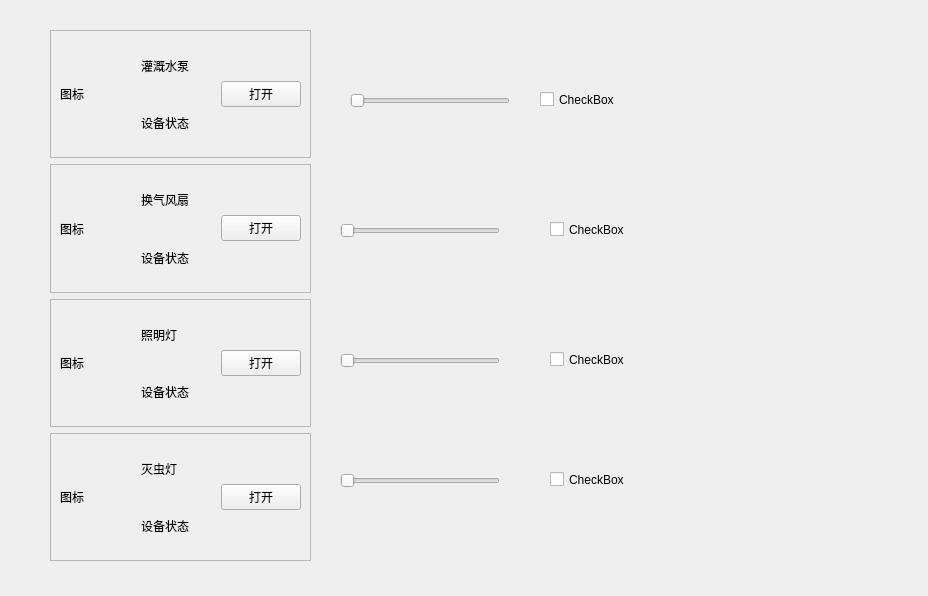
The window that vg_sys/ui/page_dev.ui (Little-Red-Cap/PySide_QT6) describes before a commit, drawn with Qt 5.
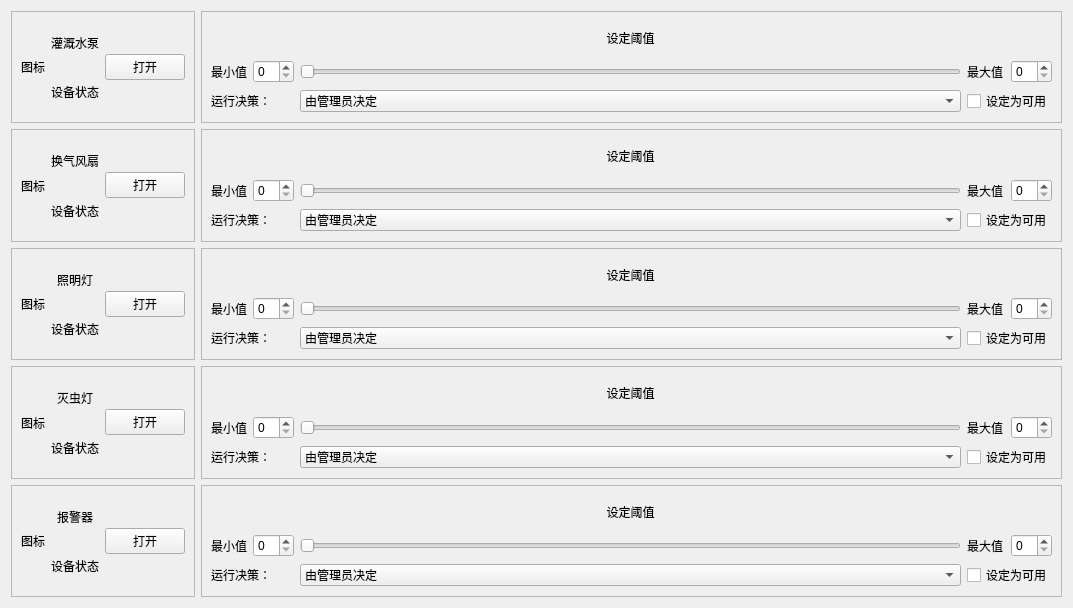
The same window after the commit. Custom widgets are drawn as their Qt base class.

Commit message: 补充一个阈值的样子页面

Patch:
```diff
--- a/vg_sys/ui/page_dev.ui
+++ b/vg_sys/ui/page_dev.ui
@@ -6,25 +6,18 @@
    <rect>
     <x>0</x>
     <y>0</y>
-    <width>928</width>
-    <height>596</height>
+    <width>1073</width>
+    <height>608</height>
    </rect>
   </property>
   <property name="windowTitle">
    <string>Form</string>
   </property>
-  <widget class="QWidget" name="widget" native="true">
-   <property name="geometry">
-    <rect>
-     <x>50</x>
-     <y>30</y>
-     <width>261</width>
-     <height>531</height>
-    </rect>
-   </property>
-   <layout class="QVBoxLayout" name="verticalLayout_2">
+  <layout class="QVBoxLayout" name="verticalLayout">
     <item>
-     <widget class="QFrame" name="frame_16">
+    <layout class="QHBoxLayout" name="horizontalLayout">
+     <item>
+      <widget class="QFrame" name="frame_waterPump">
       <property name="frameShape">
        <enum>QFrame::StyledPanel</enum>
       </property>
@@ -44,6 +37,9 @@
          <property name="text">
           <string>设备状态</string>
          </property>
+          <property name="alignment">
+           <set>Qt::AlignCenter</set>
+          </property>
         </widget>
        </item>
        <item row="0" column="1">
@@ -51,6 +47,9 @@
          <property name="text">
           <string>灌溉水泵</string>
          </property>
+          <property name="alignment">
+           <set>Qt::AlignCenter</set>
+          </property>
         </widget>
        </item>
        <item row="0" column="0" rowspan="2">
@@ -64,7 +63,116 @@
      </widget>
     </item>
     <item>
-     <widget class="QFrame" name="frame_15">
+      <widget class="QFrame" name="frame">
+       <property name="frameShape">
+        <enum>QFrame::StyledPanel</enum>
+       </property>
+       <property name="frameShadow">
+        <enum>QFrame::Raised</enum>
+       </property>
+       <layout class="QGridLayout" name="gridLayout">
+        <item row="1" column="1">
+         <widget class="QSpinBox" name="spinBox_min_waterPump"/>
+        </item>
+        <item row="2" column="3" colspan="2">
+         <widget class="QCheckBox" name="checkBox">
+          <property name="text">
+           <string>设定为可用</string>
+          </property>
+         </widget>
+        </item>
+        <item row="2" column="2">
+         <widget class="QComboBox" name="comboBox_waterPump">
+          <item>
+           <property name="text">
+            <string>由管理员决定</string>
+           </property>
+          </item>
+          <item>
+           <property name="text">
+            <string>由空气温度决定</string>
+           </property>
+          </item>
+          <item>
+           <property name="text">
+            <string>由空气湿度决定</string>
+           </property>
+          </item>
+          <item>
+           <property name="text">
+            <string>由土壤温度决定</string>
+           </property>
+          </item>
+          <item>
+           <property name="text">
+            <string>由土壤湿度决定</string>
+           </property>
+          </item>
+          <item>
+           <property name="text">
+            <string>由光照强度决定</string>
+           </property>
+          </item>
+          <item>
+           <property name="text">
+            <string>由图像识别决定</string>
+           </property>
+          </item>
+         </widget>
+        </item>
+        <item row="2" column="0" colspan="2">
+         <widget class="QLabel" name="label_6">
+          <property name="text">
+           <string>运行决策：</string>
+          </property>
+         </widget>
+        </item>
+        <item row="1" column="2">
+         <widget class="QSlider" name="horizontalSlider_waterPump">
+          <property name="orientation">
+           <enum>Qt::Horizontal</enum>
+          </property>
+         </widget>
+        </item>
+        <item row="1" column="4">
+         <widget class="QSpinBox" name="spinBox_max_waterPump"/>
+        </item>
+        <item row="0" column="2">
+         <widget class="QLabel" name="label">
+          <property name="layoutDirection">
+           <enum>Qt::LeftToRight</enum>
+          </property>
+          <property name="text">
+           <string>设定阈值</string>
+          </property>
+          <property name="alignment">
+           <set>Qt::AlignCenter</set>
+          </property>
+         </widget>
+        </item>
+        <item row="1" column="0">
+         <widget class="QLabel" name="label_7">
+          <property name="text">
+           <string>最小值</string>
+          </property>
+         </widget>
+        </item>
+        <item row="1" column="3">
+         <widget class="QLabel" name="label_8">
+          <property name="text">
+           <string>最大值</string>
+          </property>
+         </widget>
+        </item>
+       </layout>
+      </widget>
+     </item>
+    </layout>
+   </item>
+   <item>
+    <layout class="QHBoxLayout" name="horizontalLayout_2">
+     <item>
+      <widget class="QFrame" name="frame_fan">
       <property name="frameShape">
        <enum>QFrame::StyledPanel</enum>
       </property>
@@ -77,6 +185,9 @@
          <property name="text">
           <string>换气风扇</string>
          </property>
+          <property name="alignment">
+           <set>Qt::AlignCenter</set>
+          </property>
         </widget>
        </item>
        <item row="1" column="1">
@@ -84,6 +195,9 @@
          <property name="text">
           <string>设备状态</string>
          </property>
+          <property name="alignment">
+           <set>Qt::AlignCenter</set>
+          </property>
         </widget>
        </item>
        <item row="0" column="0" rowspan="2">
@@ -104,7 +218,116 @@
      </widget>
     </item>
     <item>
-     <widget class="QFrame" name="frame_14">
+      <widget class="QFrame" name="frame_2">
+       <property name="frameShape">
+        <enum>QFrame::StyledPanel</enum>
+       </property>
+       <property name="frameShadow">
+        <enum>QFrame::Raised</enum>
+       </property>
+       <layout class="QGridLayout" name="gridLayout_2">
+        <item row="1" column="1">
+         <widget class="QSpinBox" name="spinBox_min_fan"/>
+        </item>
+        <item row="2" column="3" colspan="2">
+         <widget class="QCheckBox" name="checkBox_2">
+          <property name="text">
+           <string>设定为可用</string>
+          </property>
+         </widget>
+        </item>
+        <item row="2" column="2">
+         <widget class="QComboBox" name="comboBox_fan">
+          <item>
+           <property name="text">
+            <string>由管理员决定</string>
+           </property>
+          </item>
+          <item>
+           <property name="text">
+            <string>由空气温度决定</string>
+           </property>
+          </item>
+          <item>
+           <property name="text">
+            <string>由空气湿度决定</string>
+           </property>
+          </item>
+          <item>
+           <property name="text">
+            <string>由土壤温度决定</string>
+           </property>
+          </item>
+          <item>
+           <property name="text">
+            <string>由土壤湿度决定</string>
+           </property>
+          </item>
+          <item>
+           <property name="text">
+            <string>由光照强度决定</string>
+           </property>
+          </item>
+          <item>
+           <property name="text">
+            <string>由图像识别决定</string>
+           </property>
+          </item>
+         </widget>
+        </item>
+        <item row="2" column="0" colspan="2">
+         <widget class="QLabel" name="label_9">
+          <property name="text">
+           <string>运行决策：</string>
+          </property>
+         </widget>
+        </item>
+        <item row="1" column="2">
+         <widget class="QSlider" name="horizontalSlider_fan">
+          <property name="orientation">
+           <enum>Qt::Horizontal</enum>
+          </property>
+         </widget>
+        </item>
+        <item row="1" column="4">
+         <widget class="QSpinBox" name="spinBox_max_fan"/>
+        </item>
+        <item row="0" column="2">
+         <widget class="QLabel" name="label_2">
+          <property name="layoutDirection">
+           <enum>Qt::LeftToRight</enum>
+          </property>
+          <property name="text">
+           <string>设定阈值</string>
+          </property>
+          <property name="alignment">
+           <set>Qt::AlignCenter</set>
+          </property>
+         </widget>
+        </item>
+        <item row="1" column="0">
+         <widget class="QLabel" name="label_10">
+          <property name="text">
+           <string>最小值</string>
+          </property>
+         </widget>
+        </item>
+        <item row="1" column="3">
+         <widget class="QLabel" name="label_11">
+          <property name="text">
+           <string>最大值</string>
+          </property>
+         </widget>
+        </item>
+       </layout>
+      </widget>
+     </item>
+    </layout>
+   </item>
+   <item>
+    <layout class="QHBoxLayout" name="horizontalLayout_3">
+     <item>
+      <widget class="QFrame" name="frame_light">
       <property name="frameShape">
        <enum>QFrame::StyledPanel</enum>
       </property>
@@ -117,6 +340,9 @@
          <property name="text">
           <string>照明灯</string>
          </property>
+          <property name="alignment">
+           <set>Qt::AlignCenter</set>
+          </property>
         </widget>
        </item>
        <item row="1" column="1">
@@ -124,6 +350,9 @@
          <property name="text">
           <string>设备状态</string>
          </property>
+          <property name="alignment">
+           <set>Qt::AlignCenter</set>
+          </property>
         </widget>
        </item>
        <item row="0" column="0" rowspan="2">
@@ -144,7 +373,116 @@
      </widget>
     </item>
     <item>
-     <widget class="QFrame" name="frame_17">
+      <widget class="QFrame" name="frame_3">
+       <property name="frameShape">
+        <enum>QFrame::StyledPanel</enum>
+       </property>
+       <property name="frameShadow">
+        <enum>QFrame::Raised</enum>
+       </property>
+       <layout class="QGridLayout" name="gridLayout_3">
+        <item row="1" column="1">
+         <widget class="QSpinBox" name="spinBox_min_light"/>
+        </item>
+        <item row="2" column="3" colspan="2">
+         <widget class="QCheckBox" name="checkBox_3">
+          <property name="text">
+           <string>设定为可用</string>
+          </property>
+         </widget>
+        </item>
+        <item row="2" column="2">
+         <widget class="QComboBox" name="comboBox_light">
+          <item>
+           <property name="text">
+            <string>由管理员决定</string>
+           </property>
+          </item>
+          <item>
+           <property name="text">
+            <string>由空气温度决定</string>
+           </property>
+          </item>
+          <item>
+           <property name="text">
+            <string>由空气湿度决定</string>
+           </property>
+          </item>
+          <item>
+           <property name="text">
+            <string>由土壤温度决定</string>
+           </property>
+          </item>
+          <item>
+           <property name="text">
+            <string>由土壤湿度决定</string>
+           </property>
+          </item>
+          <item>
+           <property name="text">
+            <string>由光照强度决定</string>
+           </property>
+          </item>
+          <item>
+           <property name="text">
+            <string>由图像识别决定</string>
+           </property>
+          </item>
+         </widget>
+        </item>
+        <item row="2" column="0" colspan="2">
+         <widget class="QLabel" name="label_12">
+          <property name="text">
+           <string>运行决策：</string>
+          </property>
+         </widget>
+        </item>
+        <item row="1" column="2">
+         <widget class="QSlider" name="horizontalSlider_light">
+          <property name="orientation">
+           <enum>Qt::Horizontal</enum>
+          </property>
+         </widget>
+        </item>
+        <item row="1" column="4">
+         <widget class="QSpinBox" name="spinBox_max_light"/>
+        </item>
+        <item row="0" column="2">
+         <widget class="QLabel" name="label_3">
+          <property name="layoutDirection">
+           <enum>Qt::LeftToRight</enum>
+          </property>
+          <property name="text">
+           <string>设定阈值</string>
+          </property>
+          <property name="alignment">
+           <set>Qt::AlignCenter</set>
+          </property>
+         </widget>
+        </item>
+        <item row="1" column="0">
+         <widget class="QLabel" name="label_13">
+          <property name="text">
+           <string>最小值</string>
+          </property>
+         </widget>
+        </item>
+        <item row="1" column="3">
+         <widget class="QLabel" name="label_14">
+          <property name="text">
+           <string>最大值</string>
+          </property>
+         </widget>
+        </item>
+       </layout>
+      </widget>
+     </item>
+    </layout>
+   </item>
+   <item>
+    <layout class="QHBoxLayout" name="horizontalLayout_4">
+     <item>
+      <widget class="QFrame" name="frame_InsectKillingLamp">
       <property name="frameShape">
        <enum>QFrame::StyledPanel</enum>
       </property>
@@ -157,6 +495,9 @@
          <property name="text">
           <string>灭虫灯</string>
          </property>
+          <property name="alignment">
+           <set>Qt::AlignCenter</set>
+          </property>
         </widget>
        </item>
        <item row="1" column="1">
@@ -164,6 +505,9 @@
          <property name="text">
           <string>设备状态</string>
          </property>
+          <property name="alignment">
+           <set>Qt::AlignCenter</set>
+          </property>
         </widget>
        </item>
        <item row="0" column="0" rowspan="2">
@@ -183,112 +527,269 @@
       </layout>
      </widget>
     </item>
-   </layout>
-  </widget>
-  <widget class="QSlider" name="horizontalSlider">
-   <property name="geometry">
-    <rect>
-     <x>350</x>
-     <y>90</y>
-     <width>160</width>
-     <height>22</height>
-    </rect>
-   </property>
-   <property name="orientation">
-    <enum>Qt::Horizontal</enum>
-   </property>
-  </widget>
-  <widget class="QSlider" name="horizontalSlider_2">
-   <property name="geometry">
-    <rect>
-     <x>340</x>
-     <y>220</y>
-     <width>160</width>
-     <height>22</height>
-    </rect>
-   </property>
-   <property name="orientation">
-    <enum>Qt::Horizontal</enum>
-   </property>
-  </widget>
-  <widget class="QSlider" name="horizontalSlider_3">
-   <property name="geometry">
-    <rect>
-     <x>340</x>
-     <y>350</y>
-     <width>160</width>
-     <height>22</height>
-    </rect>
-   </property>
-   <property name="orientation">
-    <enum>Qt::Horizontal</enum>
-   </property>
-  </widget>
-  <widget class="QCheckBox" name="checkBox">
-   <property name="geometry">
-    <rect>
-     <x>540</x>
-     <y>90</y>
-     <width>80</width>
-     <height>19</height>
-    </rect>
-   </property>
-   <property name="text">
-    <string>CheckBox</string>
-   </property>
-  </widget>
-  <widget class="QCheckBox" name="checkBox_2">
-   <property name="geometry">
-    <rect>
-     <x>550</x>
-     <y>220</y>
-     <width>80</width>
-     <height>19</height>
-    </rect>
-   </property>
-   <property name="text">
-    <string>CheckBox</string>
-   </property>
-  </widget>
-  <widget class="QCheckBox" name="checkBox_3">
-   <property name="geometry">
-    <rect>
-     <x>550</x>
-     <y>350</y>
-     <width>80</width>
-     <height>19</height>
-    </rect>
-   </property>
-   <property name="text">
-    <string>CheckBox</string>
-   </property>
-  </widget>
-  <widget class="QSlider" name="horizontalSlider_4">
-   <property name="geometry">
-    <rect>
-     <x>340</x>
-     <y>470</y>
-     <width>160</width>
-     <height>22</height>
-    </rect>
-   </property>
-   <property name="orientation">
-    <enum>Qt::Horizontal</enum>
-   </property>
-  </widget>
+     <item>
+      <widget class="QFrame" name="frame_4">
+       <property name="frameShape">
+        <enum>QFrame::StyledPanel</enum>
+       </property>
+       <property name="frameShadow">
+        <enum>QFrame::Raised</enum>
+       </property>
+       <layout class="QGridLayout" name="gridLayout_4">
+        <item row="1" column="1">
+         <widget class="QSpinBox" name="spinBox_min_InsectKillingLamp"/>
+        </item>
+        <item row="2" column="3" colspan="2">
   <widget class="QCheckBox" name="checkBox_4">
-   <property name="geometry">
-    <rect>
-     <x>550</x>
-     <y>470</y>
-     <width>80</width>
-     <height>19</height>
-    </rect>
-   </property>
+          <property name="text">
+           <string>设定为可用</string>
+          </property>
+         </widget>
+        </item>
+        <item row="2" column="2">
+         <widget class="QComboBox" name="comboBox_InsectKillingLamp">
+          <item>
    <property name="text">
-    <string>CheckBox</string>
-   </property>
-  </widget>
+            <string>由管理员决定</string>
+           </property>
+          </item>
+          <item>
+           <property name="text">
+            <string>由空气温度决定</string>
+           </property>
+          </item>
+          <item>
+           <property name="text">
+            <string>由空气湿度决定</string>
+           </property>
+          </item>
+          <item>
+           <property name="text">
+            <string>由土壤温度决定</string>
+           </property>
+          </item>
+          <item>
+           <property name="text">
+            <string>由土壤湿度决定</string>
+           </property>
+          </item>
+          <item>
+           <property name="text">
+            <string>由光照强度决定</string>
+           </property>
+          </item>
+          <item>
+           <property name="text">
+            <string>由图像识别决定</string>
+           </property>
+          </item>
+         </widget>
+        </item>
+        <item row="2" column="0" colspan="2">
+         <widget class="QLabel" name="label_15">
+          <property name="text">
+           <string>运行决策：</string>
+          </property>
+         </widget>
+        </item>
+        <item row="1" column="2">
+         <widget class="QSlider" name="horizontalSlider_InsectKillingLamp">
+          <property name="orientation">
+           <enum>Qt::Horizontal</enum>
+          </property>
+         </widget>
+        </item>
+        <item row="1" column="4">
+         <widget class="QSpinBox" name="spinBox_max_InsectKillingLamp"/>
+        </item>
+        <item row="0" column="2">
+         <widget class="QLabel" name="label_4">
+          <property name="layoutDirection">
+           <enum>Qt::LeftToRight</enum>
+          </property>
+          <property name="text">
+           <string>设定阈值</string>
+          </property>
+          <property name="alignment">
+           <set>Qt::AlignCenter</set>
+          </property>
+         </widget>
+        </item>
+        <item row="1" column="0">
+         <widget class="QLabel" name="label_16">
+          <property name="text">
+           <string>最小值</string>
+          </property>
+         </widget>
+        </item>
+        <item row="1" column="3">
+         <widget class="QLabel" name="label_17">
+          <property name="text">
+           <string>最大值</string>
+          </property>
+         </widget>
+        </item>
+       </layout>
+      </widget>
+     </item>
+    </layout>
+   </item>
+   <item>
+    <layout class="QHBoxLayout" name="horizontalLayout_5">
+     <item>
+      <widget class="QFrame" name="frame_beep">
+       <property name="frameShape">
+        <enum>QFrame::StyledPanel</enum>
+       </property>
+       <property name="frameShadow">
+        <enum>QFrame::Raised</enum>
+       </property>
+       <layout class="QGridLayout" name="gridLayout_10">
+        <item row="0" column="1">
+         <widget class="QLabel" name="label_type_beep">
+          <property name="text">
+           <string>报警器</string>
+          </property>
+          <property name="alignment">
+           <set>Qt::AlignCenter</set>
+          </property>
+         </widget>
+        </item>
+        <item row="1" column="1">
+         <widget class="QLabel" name="label_state_beep">
+          <property name="text">
+           <string>设备状态</string>
+          </property>
+          <property name="alignment">
+           <set>Qt::AlignCenter</set>
+          </property>
+         </widget>
+        </item>
+        <item row="0" column="0" rowspan="2">
+         <widget class="QLabel" name="label_img_beep">
+          <property name="text">
+           <string>图标</string>
+          </property>
+         </widget>
+        </item>
+        <item row="0" column="3" rowspan="2">
+         <widget class="SwitchButton" name="button_beep">
+          <property name="text">
+           <string>打开</string>
+          </property>
+         </widget>
+        </item>
+       </layout>
+      </widget>
+     </item>
+     <item>
+      <widget class="QFrame" name="frame_5">
+       <property name="frameShape">
+        <enum>QFrame::StyledPanel</enum>
+       </property>
+       <property name="frameShadow">
+        <enum>QFrame::Raised</enum>
+       </property>
+       <layout class="QGridLayout" name="gridLayout_5">
+        <item row="1" column="1">
+         <widget class="QSpinBox" name="spinBox_min_beep"/>
+        </item>
+        <item row="2" column="3" colspan="2">
+         <widget class="QCheckBox" name="checkBox_5">
+          <property name="text">
+           <string>设定为可用</string>
+          </property>
+         </widget>
+        </item>
+        <item row="2" column="2">
+         <widget class="QComboBox" name="comboBox_beep">
+          <item>
+           <property name="text">
+            <string>由管理员决定</string>
+           </property>
+          </item>
+          <item>
+           <property name="text">
+            <string>由空气温度决定</string>
+           </property>
+          </item>
+          <item>
+           <property name="text">
+            <string>由空气湿度决定</string>
+           </property>
+          </item>
+          <item>
+           <property name="text">
+            <string>由土壤温度决定</string>
+           </property>
+          </item>
+          <item>
+           <property name="text">
+            <string>由土壤湿度决定</string>
+           </property>
+          </item>
+          <item>
+           <property name="text">
+            <string>由光照强度决定</string>
+           </property>
+          </item>
+          <item>
+           <property name="text">
+            <string>由图像识别决定</string>
+           </property>
+          </item>
+         </widget>
+        </item>
+        <item row="2" column="0" colspan="2">
+         <widget class="QLabel" name="label_18">
+          <property name="text">
+           <string>运行决策：</string>
+          </property>
+         </widget>
+        </item>
+        <item row="1" column="2">
+         <widget class="QSlider" name="horizontalSlider_beep">
+          <property name="orientation">
+           <enum>Qt::Horizontal</enum>
+          </property>
+         </widget>
+        </item>
+        <item row="1" column="4">
+         <widget class="QSpinBox" name="spinBox_max_beep"/>
+        </item>
+        <item row="0" column="2">
+         <widget class="QLabel" name="label_5">
+          <property name="layoutDirection">
+           <enum>Qt::LeftToRight</enum>
+          </property>
+          <property name="text">
+           <string>设定阈值</string>
+          </property>
+          <property name="alignment">
+           <set>Qt::AlignCenter</set>
+          </property>
+         </widget>
+        </item>
+        <item row="1" column="0">
+         <widget class="QLabel" name="label_19">
+          <property name="text">
+           <string>最小值</string>
+          </property>
+         </widget>
+        </item>
+        <item row="1" column="3">
+         <widget class="QLabel" name="label_20">
+          <property name="text">
+           <string>最大值</string>
+          </property>
+         </widget>
+        </item>
+       </layout>
+      </widget>
+     </item>
+    </layout>
+   </item>
+  </layout>
  </widget>
  <customwidgets>
   <customwidget>
```
Left out of the diff: 32 changed lines with no effect on the pictures. Lines whose indentation alone changed are shown as unchanged. The commit also changes 6 other files.
